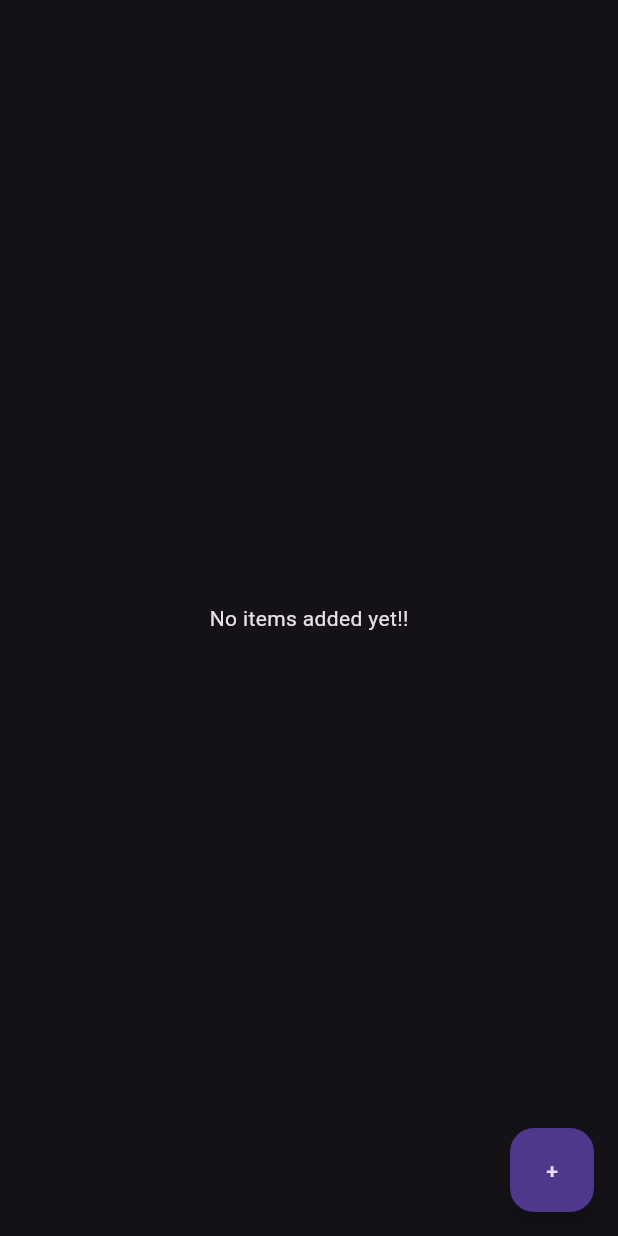
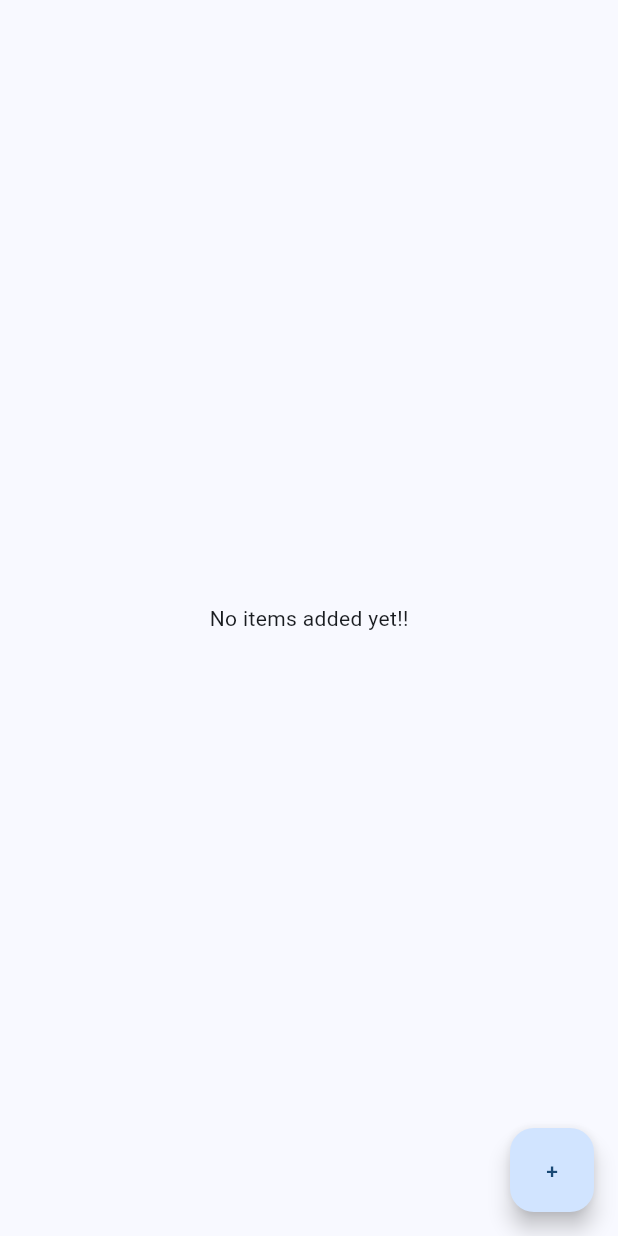
Before and after one commit to 1Shibam/todo_app, a Flutter app: the screen it shows after launch, on a phone screen of 412 x 824 dp. Run offline on Flutter 3.47's test engine with Material 3 defaults, Android fonts, the phone set to English and light mode, and no system bars; our stand-ins replace flutter_riverpod.

Commit message:
minor changes

```diff
--- a/lib/main.dart
+++ b/lib/main.dart
@@ -14,7 +14,15 @@ class TodoApp extends StatelessWidget {
   @override
   Widget build(BuildContext context) {
     return MaterialApp(
-      theme: ThemeData.dark(),
+      theme: ThemeData(
+          colorScheme: ColorScheme.fromSeed(seedColor: Colors.blue),
+          appBarTheme: const AppBarTheme(
+              backgroundColor: Colors.blue, centerTitle: false),
+          useMaterial3: true,
+          bottomNavigationBarTheme: const BottomNavigationBarThemeData(
+              backgroundColor: Colors.blue,
+              selectedItemColor: Colors.white,
+              unselectedItemColor: Colors.grey)),
       home: const TodoAppHomeScreen(),
     );
   }
--- a/pubspec.yaml
+++ b/pubspec.yaml
@@ -37,6 +37,7 @@ dependencies:
   cupertino_icons: ^1.0.8
   riverpod: ^2.6.1
   flutter_riverpod: ^2.6.1
+  go_router: ^14.6.3
 
 dev_dependencies:
   flutter_test:
```
Also changed, not shown: lib/screens/todo_app_home_screen.dart (+13 -5 lines), pubspec.lock.
